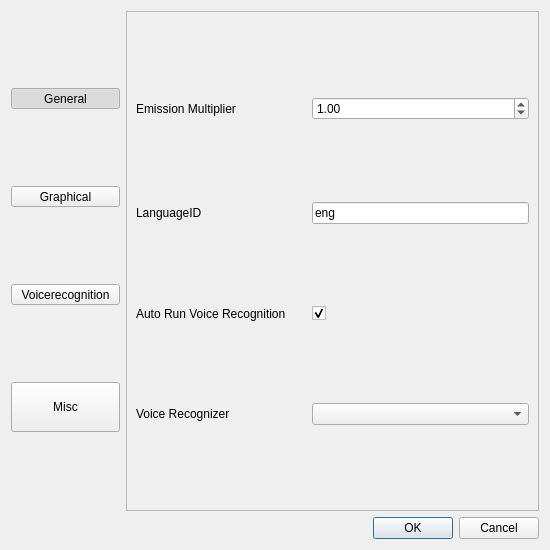
The window that rsrc/settings.ui (morevnaproject-org/papagayo-ng) describes before a commit, drawn with Qt 5.
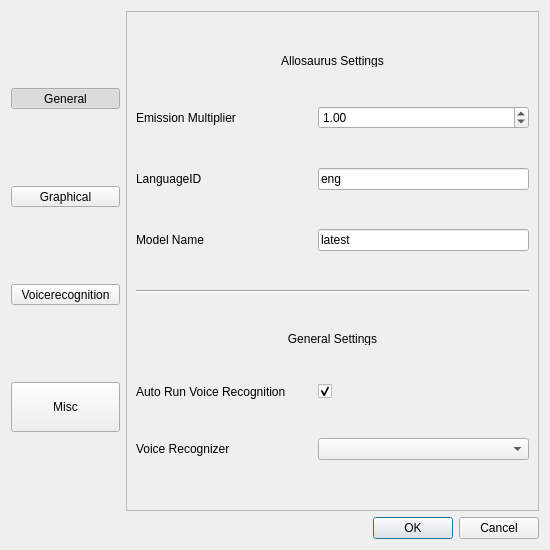
The same window after the commit. The open tabs and pages were chosen to show the change. Icons and pictures are not drawn.

Commit message: Moved Downloads to their own menu. You can now put in the Allosaurus model you want to download in the settings.

```diff
--- a/rsrc/settings.ui
+++ b/rsrc/settings.ui
@@ -532,44 +532,28 @@
      </widget>
      <widget class="QWidget" name="voice">
       <layout class="QGridLayout" name="gridLayout">
-       <item row="0" column="1">
-        <spacer name="horizontalSpacer">
-         <property name="orientation">
-          <enum>Qt::Horizontal</enum>
-         </property>
-         <property name="sizeType">
-          <enum>QSizePolicy::Preferred</enum>
-         </property>
-         <property name="sizeHint" stdset="0">
-          <size>
-           <width>20</width>
-           <height>20</height>
-          </size>
-         </property>
-        </spacer>
-       </item>
-       <item row="0" column="0">
+       <item row="1" column="0">
         <widget class="QLabel" name="label">
          <property name="text">
           <string>Emission Multiplier</string>
          </property>
         </widget>
        </item>
-       <item row="1" column="2">
-        <widget class="QLineEdit" name="lang_id_value">
-         <property name="text">
-          <string>eng</string>
-         </property>
-        </widget>
-       </item>
-       <item row="1" column="0">
+       <item row="2" column="0">
         <widget class="QLabel" name="label_2">
          <property name="text">
           <string>LanguageID</string>
          </property>
         </widget>
        </item>
-       <item row="2" column="2">
+       <item row="9" column="2">
+        <widget class="QComboBox" name="selected_recognizer">
+         <property name="currentText">
+          <string/>
+         </property>
+        </widget>
+       </item>
+       <item row="8" column="2">
         <widget class="QCheckBox" name="run_voice_recognition">
          <property name="enabled">
           <bool>true</bool>
@@ -582,7 +566,63 @@
          </property>
         </widget>
        </item>
-       <item row="0" column="2">
+       <item row="0" column="0" colspan="3">
+        <widget class="QLabel" name="label_11">
+         <property name="maximumSize">
+          <size>
+           <width>16777215</width>
+           <height>13</height>
+          </size>
+         </property>
+         <property name="text">
+          <string>Allosaurus Settings</string>
+         </property>
+         <property name="scaledContents">
+          <bool>false</bool>
+         </property>
+         <property name="alignment">
+          <set>Qt::AlignCenter</set>
+         </property>
+        </widget>
+       </item>
+       <item row="3" column="2">
+        <widget class="QLineEdit" name="model_name">
+         <property name="text">
+          <string>latest</string>
+         </property>
+        </widget>
+       </item>
+       <item row="2" column="2">
+        <widget class="QLineEdit" name="lang_id_value">
+         <property name="text">
+          <string>eng</string>
+         </property>
+        </widget>
+       </item>
+       <item row="3" column="0">
+        <widget class="QLabel" name="label_9">
+         <property name="text">
+          <string>Model Name</string>
+         </property>
+        </widget>
+       </item>
+       <item row="1" column="1">
+        <spacer name="horizontalSpacer">
+         <property name="orientation">
+          <enum>Qt::Horizontal</enum>
+         </property>
+         <property name="sizeType">
+          <enum>QSizePolicy::Preferred</enum>
+         </property>
+         <property name="sizeHint" stdset="0">
+          <size>
+           <width>20</width>
+           <height>20</height>
+          </size>
+         </property>
+        </spacer>
+       </item>
+       <item row="1" column="2">
         <widget class="QDoubleSpinBox" name="voice_emission_value">
          <property name="minimum">
           <double>0.010000000000000</double>
@@ -601,24 +641,40 @@
          </property>
         </widget>
        </item>
-       <item row="2" column="0">
+       <item row="8" column="0">
         <widget class="QLabel" name="label_4">
          <property name="text">
           <string>Auto Run Voice Recognition</string>
          </property>
         </widget>
        </item>
-       <item row="3" column="0">
+       <item row="9" column="0">
         <widget class="QLabel" name="label_6">
          <property name="text">
           <string>Voice Recognizer</string>
          </property>
         </widget>
        </item>
-       <item row="3" column="2">
-        <widget class="QComboBox" name="selected_recognizer">
-         <property name="currentText">
-          <string/>
+       <item row="5" column="0" colspan="3">
+        <widget class="QLabel" name="label_10">
+         <property name="maximumSize">
+          <size>
+           <width>16777215</width>
+           <height>13</height>
+          </size>
+         </property>
+         <property name="text">
+          <string>General Settings</string>
+         </property>
+         <property name="alignment">
+          <set>Qt::AlignCenter</set>
+         </property>
+        </widget>
+       </item>
+       <item row="4" column="0" colspan="3">
+        <widget class="Line" name="line">
+         <property name="orientation">
+          <enum>Qt::Horizontal</enum>
          </property>
         </widget>
        </item>
```
Left out of the diff: 20 changed lines with no effect on the pictures. The commit also changes 6 other files.
